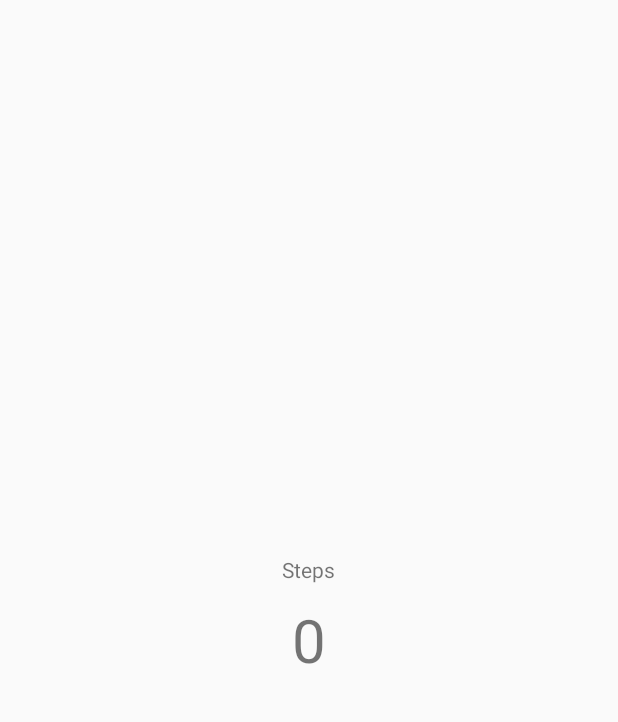
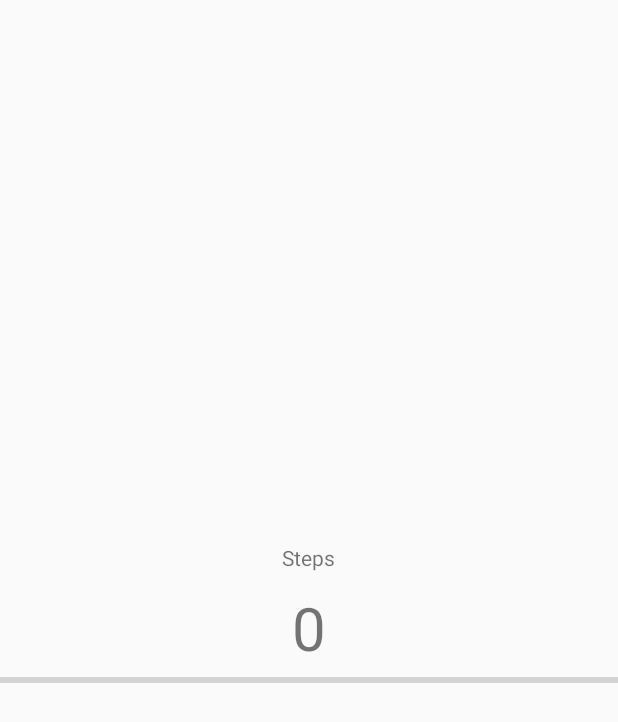
Before and after one commit to armendazizi1/BeActive, an Android app: the StepCounter screen opened directly, with no data from a screen before it, on a phone screen of 412 x 824 dp. Before the commit the part shown is almost empty. Shown: the top 722 px of the screen. Run offline under Robolectric (Android 15) with nearby library versions, the phone set to English and light mode, and no system bars; 1 statement that could not run was skipped.

Commit message:
ADD progressbar

```diff
--- a/app/src/main/java/com/example/beactive/MainActivity.java
+++ b/app/src/main/java/com/example/beactive/MainActivity.java
@@ -62,7 +62,7 @@ public class MainActivity extends AppCompatActivity {
             public void onClick(View v) {
 
                 if(pass.isEmpty()){
-                    Toast.makeText(MainActivity.this,   "First Set Password", Toast.LENGTH_LONG).show();
+                    Toast.makeText(MainActivity.this,   "First Set number of steps", Toast.LENGTH_LONG).show();
 
                 }
                 else {
--- a/app/src/main/java/com/example/beactive/StepCounter.java
+++ b/app/src/main/java/com/example/beactive/StepCounter.java
@@ -1,6 +1,7 @@
 package com.example.beactive;
 
 import android.content.Intent;
+import android.database.Cursor;
 import android.support.v7.app.AppCompatActivity;
 
 import android.content.Context;
@@ -10,6 +11,7 @@ import android.hardware.SensorEvent;
 import android.hardware.SensorEventListener;
 import android.hardware.SensorManager;
 import android.os.Bundle;
+import android.widget.ProgressBar;
 import android.widget.TextView;
 import android.widget.Toast;
 
@@ -32,6 +34,12 @@ public class StepCounter extends AppCompatActivity implements SensorEventListene
     private int totalCounter;
     private int lastCounter;
 
+    private ProgressBar progressBar;
+
+    Password_Database pass_db = new Password_Database(this);
+
+    String pass="";
+
 
     @Override
     protected void onCreate(Bundle savedInstanceState) {
@@ -42,6 +50,21 @@ public class StepCounter extends AppCompatActivity implements SensorEventListene
 
         tv_steps = findViewById(R.id.tv_steps);
         sensorManager = (SensorManager) getSystemService(Context.SENSOR_SERVICE);
+
+        progressBar = findViewById(R.id.progressBar);
+
+        Cursor res2 = pass_db.getAllData();
+
+
+
+        while (res2.moveToNext()) {
+
+            pass = res2.getString(0);
+        }
+
+        progressBar.setMax(Integer.parseInt(pass));
+
+
 
     }
 
@@ -91,14 +114,17 @@ public class StepCounter extends AppCompatActivity implements SensorEventListene
         myCount++;
 //      tv_steps.setText(String.valueOf(myCount));
 
-        tv_steps.setText(String.valueOf(event.values[0]));
+
 //      Toast.makeText(this,String.valueOf(myCount),Toast.LENGTH_SHORT).show();
         totalCounter = (int) event.values[0];
+        tv_steps.setText(String.valueOf(totalCounter));
 
         Intent intent = new Intent(mContext, LockScreen.class);
         intent.putExtra("counts", "ciao");
 //        startActivity(intent);
 
+
+        progressBar.setProgress(totalCounter);
 
     }
 
--- a/app/src/main/res/layout/activity_step_counter.xml
+++ b/app/src/main/res/layout/activity_step_counter.xml
@@ -22,4 +22,12 @@
         android:layout_width="wrap_content"
         android:layout_height="wrap_content"
         android:text="0" />
+
+    <ProgressBar
+        android:id="@+id/progressBar"
+        style="?android:attr/progressBarStyleHorizontal"
+        android:layout_width="match_parent"
+        android:layout_height="wrap_content"
+        />
+
 </LinearLayout>
```
